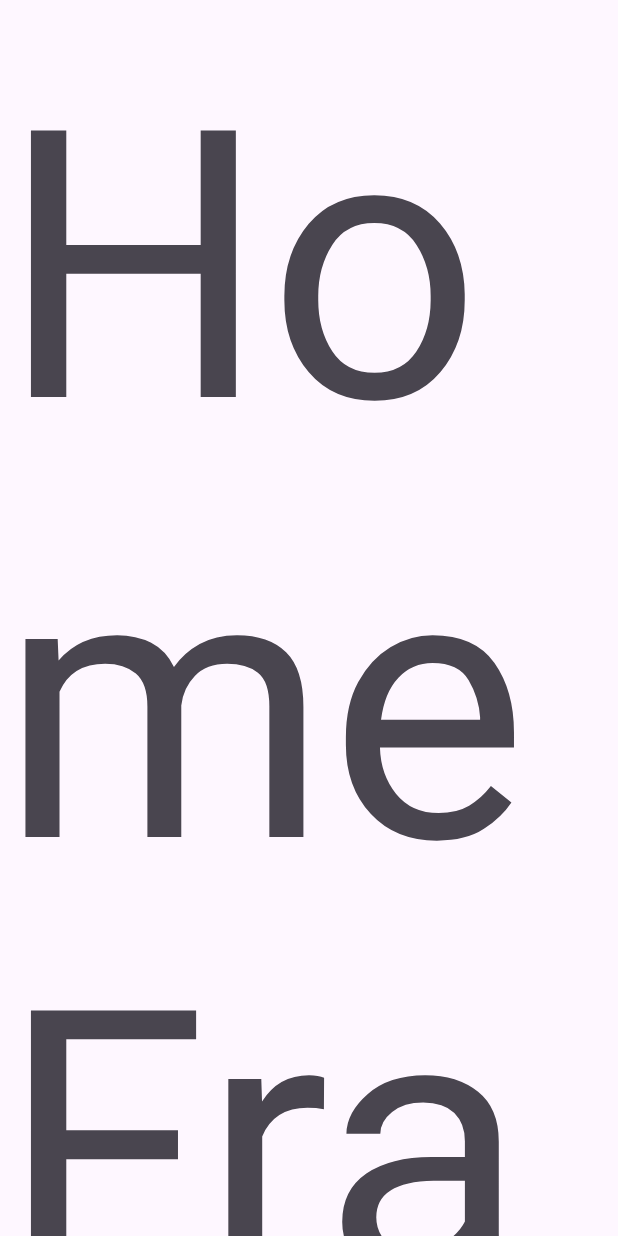
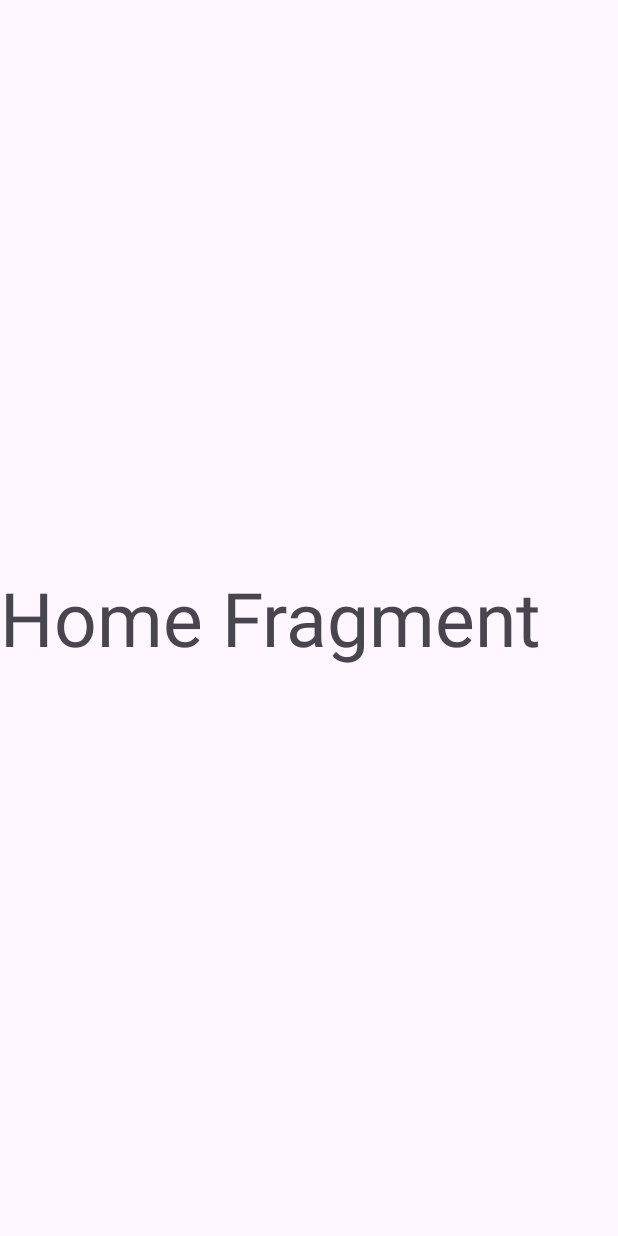
Before and after one commit to vinisilvanunes/e-viene_android, an Android app: the fragment HomeFragment shown on its own in the app's theme, on a phone screen of 412 x 824 dp. Run offline under Robolectric (Android 15) with nearby library versions, the phone set to English and light mode, and no system bars.

Commit message:
teste dos fragmentos melhor visualizado

```diff
--- a/app/src/main/res/layout/fragment_home.xml
+++ b/app/src/main/res/layout/fragment_home.xml
@@ -10,7 +10,7 @@
         android:layout_width="match_parent"
         android:layout_height="wrap_content"
         android:text="Home Fragment"
-        android:textSize="250sp"
+        android:textSize="50sp"
         android:layout_gravity="center"/>
 
 </FrameLayout>
--- a/app/src/main/res/layout/fragment_perfil.xml
+++ b/app/src/main/res/layout/fragment_perfil.xml
@@ -10,7 +10,7 @@
         android:layout_width="match_parent"
         android:layout_height="wrap_content"
         android:text="Perfil Fragment"
-        android:textSize="250sp"
+        android:textSize="50sp"
         android:layout_gravity="center"/>
 
 </FrameLayout>
--- a/app/src/main/res/layout/fragment_pesquisar.xml
+++ b/app/src/main/res/layout/fragment_pesquisar.xml
@@ -10,7 +10,7 @@
         android:layout_width="match_parent"
         android:layout_height="wrap_content"
         android:text="Pesquisar Fragment"
-        android:textSize="250sp"
+        android:textSize="50sp"
         android:layout_gravity="center"/>
 
 </FrameLayout>
--- a/app/src/main/res/layout/fragment_postar.xml
+++ b/app/src/main/res/layout/fragment_postar.xml
@@ -10,7 +10,7 @@
         android:layout_width="match_parent"
         android:layout_height="wrap_content"
         android:text="Postar Fragment"
-        android:textSize="250sp"
+        android:textSize="50sp"
         android:layout_gravity="center"/>
 
 </FrameLayout>
```
